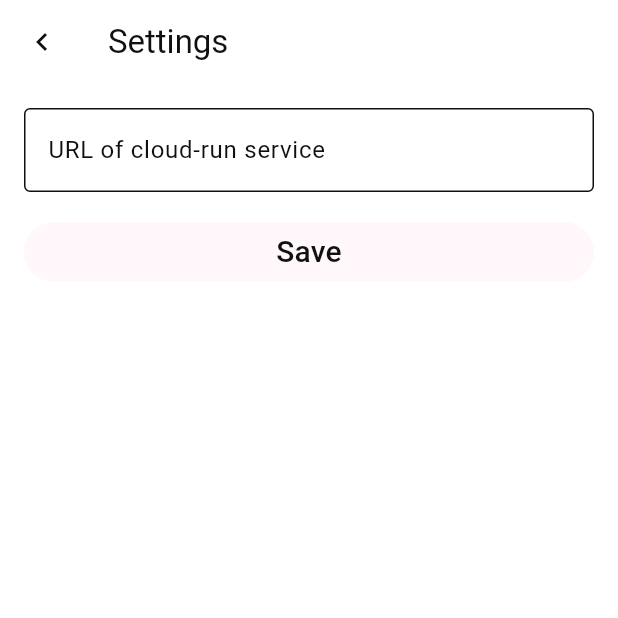
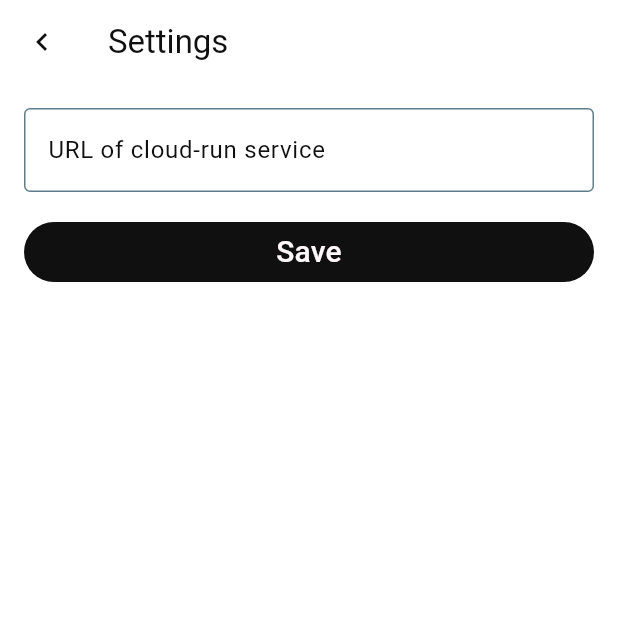
Before and after one commit to Star-Lord-XIII/project-euphonia-app, a Flutter app: the SettingsView screen opened directly with empty values, on a phone screen of 412 x 824 dp, the top half of it. Run offline on Flutter 3.47's test engine with Material 3 defaults, Android fonts, the phone set to English and light mode, and no system bars; our stand-ins replace firebase_core, firebase_storage, shared_preferences, video_player; missing offline and left inert: record; accounts and stored records are empty; generated files the repository leaves out were written again; statements that could not run were skipped; project files that could hold a hidden picture were left out.

Commit message:
Correct color-scheme

```diff
--- a/lib/src/ui/core/themes/colors.dart
+++ b/lib/src/ui/core/themes/colors.dart
@@ -17,8 +17,14 @@ import 'package:flutter/material.dart';
 abstract final class AppColors {
   static const black1 = Color(0xFF101010);
   static const white1 = Color(0xFFFFF7FA);
-  static var grey500 = Colors.grey.shade500;
+  static const grey1 = Color(0xFFF2F2F2);
+  static const greylight = Color(0xFFE3E3E3);
+  static var grey900 = Colors.grey.shade900;
   static const grey2 = Color(0xFF4D4D4D);
+  static const grey3 = Color(0xFFA4A4A4);
+  static const whiteTransparent = Color(
+    0x4DFFFFFF,
+  ); // Figma rgba(255, 255, 255, 0.3)
   static const blackTransparent = Color(0x4D000000);
   static const red1 = Color(0xFFE74C3C);
 
@@ -26,31 +32,32 @@ abstract final class AppColors {
   static const lightCardColor = Color(0xFFE3E3E3);
 
   static const lightColorScheme = ColorScheme(
-      brightness: Brightness.light,
-      primary: AppColors.white1,
-      onPrimary: AppColors.black1,
-      secondary: AppColors.lightCardColor,
-      onSecondary: AppColors.black1,
-      tertiary: AppColors.blueCardColor,
-      onTertiary: AppColors.black1,
-      surface: Colors.white,
-      onSurface: AppColors.black1,
-      error: Colors.white,
-      onError: Colors.red,
-      surfaceDim: AppColors.black1);
+    brightness: Brightness.light,
+    primary: AppColors.black1,
+    onPrimary: AppColors.white1,
+    secondary: AppColors.black1,
+    onSecondary: AppColors.greylight,
+    tertiary: AppColors.black1,
+    onTertiary: AppColors.blueCardColor,
+    surface: Colors.white,
+    onSurface: AppColors.black1,
+    error: Colors.white,
+    onError: Colors.red,
+    outline: Colors.blueGrey,
+  );
 
   static var darkColorScheme = ColorScheme(
     brightness: Brightness.dark,
-    primary: AppColors.black1,
-    onPrimary: AppColors.white1,
-    secondary: AppColors.grey2,
-    onSecondary: AppColors.white1,
-    tertiary: AppColors.blueCardColor,
-    onTertiary: AppColors.black1,
+    primary: AppColors.white1,
+    onPrimary: AppColors.black1,
+    secondary: AppColors.white1,
+    onSecondary: AppColors.grey900,
+    tertiary: AppColors.black1,
+    onTertiary: AppColors.blueCardColor,
     surface: AppColors.black1,
     onSurface: Colors.white,
     error: Colors.black,
     onError: AppColors.red1,
-    surfaceDim: AppColors.grey500,
+    outline: Colors.blueGrey,
   );
 }
```
Also changed, not shown: lib/src/modes/phrase_view.dart (+5 -5 lines).
